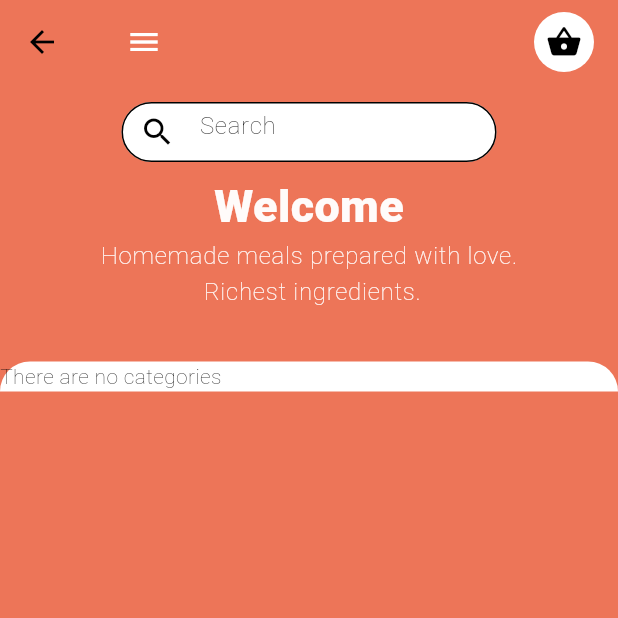
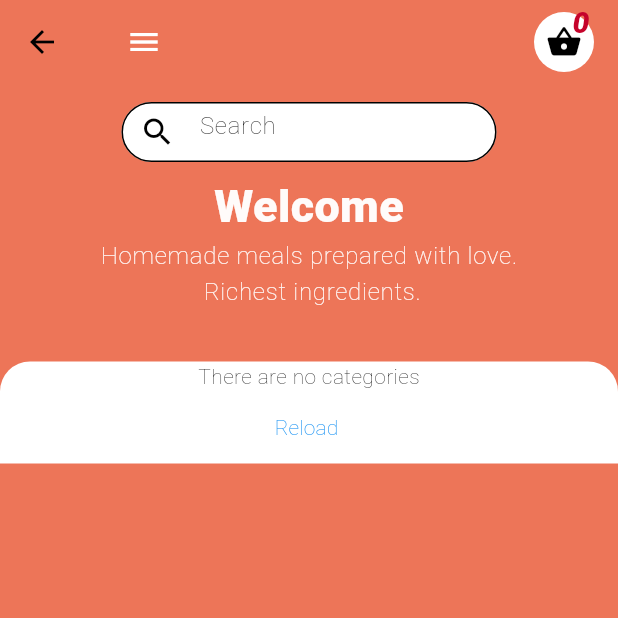
Before and after one commit to oliviertech212/Food_App, a Flutter app: the MainpageCategoryScreen screen opened by its route, after a tap on the "menu" icon, on a phone screen of 412 x 824 dp, the top half of it. Run offline on Flutter 3.47's test engine with Material 3 defaults, Android fonts, the phone set to English and light mode, and no system bars; our stand-ins replace firebase_auth, firebase_core, flutter_dotenv, sqflite, sqflite_common_ffi, sqflite_common_ffi_web; accounts and stored records are empty.

Commit message:
-create cart provider -render cart total on page

```diff
--- a/lib/pages/mainpage.category.dart
+++ b/lib/pages/mainpage.category.dart
@@ -144,8 +144,10 @@
 import 'package:flutter/material.dart';
 import 'package:flutter/widgets.dart';
 import 'package:foodapp/models/category.model.dart';
+import 'package:foodapp/services/stateMngt/cart.provider.dart';
 import 'package:foodapp/utils/colors.dart';
 import 'package:foodapp/services/database_service.dart';
+import 'package:provider/provider.dart';
 
 class CategoryCard extends StatelessWidget {
   final Categorys category;
@@ -284,6 +286,9 @@ class _MainpageCategoryScreenState extends State<MainpageCategoryScreen> {
 
   @override
   Widget build(BuildContext context) {
+    //  --access app cart state
+    var cartData = context.watch<CartProvider>().items;
+    int totalQuantity = cartData;
     return Scaffold(
       backgroundColor: Theme.of(context).primaryColor,
       body: CustomScrollView(
@@ -307,7 +312,21 @@ class _MainpageCategoryScreenState extends State<MainpageCategoryScreen> {
                   CircleAvatar(
                     radius: 20,
                     backgroundColor: Colors.white,
-                    child: IconButton(
+                    child: Stack(
+                      clipBehavior: Clip.none,
+                      children: [
+                        Positioned(
+                          child: Text("$totalQuantity",
+                              style: TextStyle(
+                                color: AppColors.colorError,
+                                fontSize: 20,
+                                fontWeight: FontWeight.bold,
+                                fontFamily: 'Roboto',
+                              )),
+                          right: 3.0,
+                          top: -8.0,
+                        ),
+                        IconButton(
                           splashColor: Colors.black,
                           highlightColor: const Color.fromARGB(255, 61, 59, 59),
                           icon: const Icon(Icons.shopping_basket,
@@ -315,6 +334,8 @@ class _MainpageCategoryScreenState extends State<MainpageCategoryScreen> {
                           onPressed: () {
                             // Navigator.pop(context);
                           },
+                        ),
+                      ],
                     ),
                   )
                 ],
@@ -407,6 +428,7 @@ class _MainpageCategoryScreenState extends State<MainpageCategoryScreen> {
           SliverToBoxAdapter(
             child: Container(
               margin: EdgeInsets.only(top: 10),
+              // height: MediaQuery.of(context).size.height,
               decoration: BoxDecoration(
                 color: AppColors.backgroundWhite,
                 borderRadius: const BorderRadius.vertical(
@@ -428,7 +450,16 @@ class _MainpageCategoryScreenState extends State<MainpageCategoryScreen> {
                   } else {
                     final data = snapshot.data;
                     if (data == null || data.isEmpty) {
-                      return const Text('There are no categories');
+                      return Column(
+                        children: [
+                          const Center(child: Text('There are no categories')),
+                          TextButton(
+                              onPressed: () async {
+                                fetchCategories();
+                              },
+                              child: Text("Reload "))
+                        ],
+                      );
                     }
                     return ListView.builder(
                       shrinkWrap: true,
--- /dev/null
+++ b/lib/services/stateMngt/cart.provider.dart
@@ -0,0 +1,30 @@
+import "package:flutter/material.dart";
+import "package:foodapp/models/products.model.dart";
+import 'package:provider/provider.dart';
+
+class CartProvider extends ChangeNotifier {
+  /// Internal, private state of the cart.
+  final List<Product> _items = [];
+
+  /// An unmodifiable view of the items in the cart.
+  // UnmodifiableListView<> get items => UnmodifiableListView(_items);
+
+  /// The current total price of all items (assuming all items cost $42).
+  int get totalPrice => _items.length * 42;
+  get items => _items.length;
+
+  /// Adds [item] to cart. This and [removeAll] are the only ways to modify the
+
+  void add(Product item) {
+    _items.add(item);
+    // This call tells the widgets that are listening to this model to rebuild.
+    notifyListeners();
+  }
+
+  /// Removes all items from the cart.
+  void removeAll() {
+    _items.clear();
+    // This call tells the widgets that are listening to this model to rebuild.
+    notifyListeners();
+  }
+}
--- a/pubspec.yaml
+++ b/pubspec.yaml
@@ -42,6 +42,7 @@ dependencies:
   firebase_core: ^2.25.5
   firebase_auth: ^4.17.6
   flutter_dotenv: ^5.1.0
+  provider: ^6.1.2
 
 dev_dependencies:
   flutter_test:
```
Also changed, not shown: lib/main.dart (+6 -1 lines), lib/pages/welcomepage.dart (+11 -1 lines), lib/widgets/Title.dart (added), pubspec.lock. Lines whose indentation alone changed are shown as unchanged.
